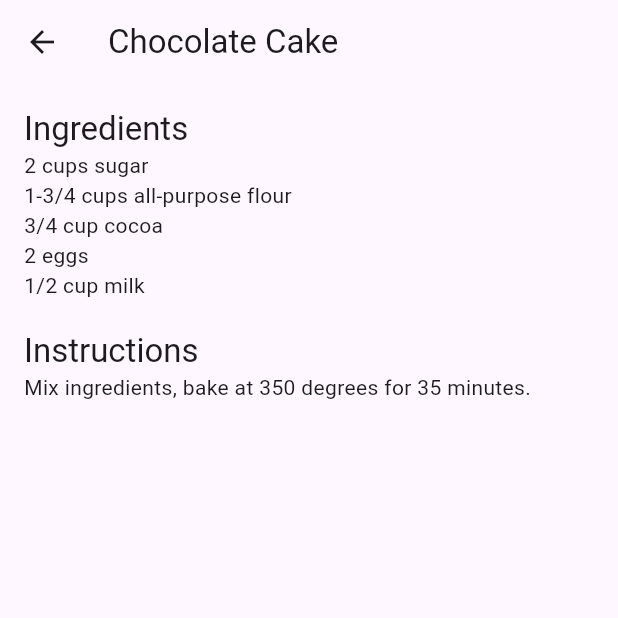
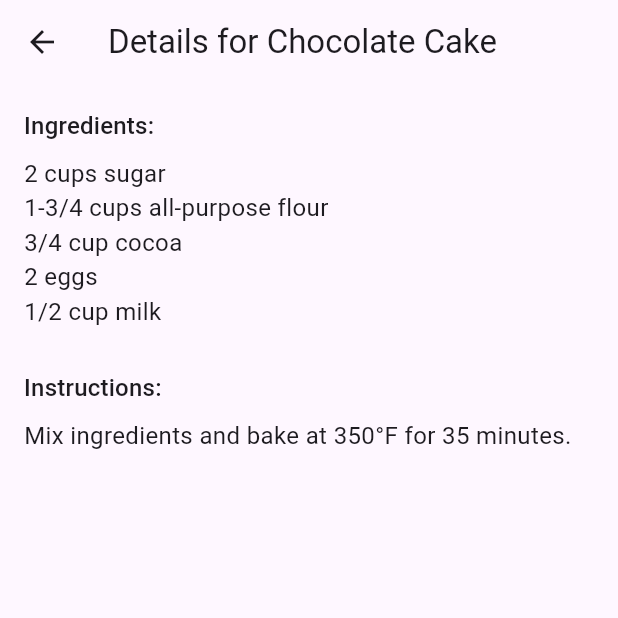
Before and after one commit to aahmad8727/recipe_book, a Flutter app: the screen it shows after launch, after a tap on "Chocolate Cake", on a phone screen of 412 x 824 dp, the top half of it. Run offline on Flutter 3.47's test engine with Material 3 defaults, Android fonts, the phone set to English and light mode, and no system bars.

Commit message:
Added detailed recipe information to DetailsScreen

```diff
--- a/lib/detail_screen.dart
+++ b/lib/detail_screen.dart
@@ -3,33 +3,84 @@ import 'package:flutter/material.dart';
 class DetailsScreen extends StatelessWidget {
   @override
   Widget build(BuildContext context) {
+    // Retrieving the recipe name passed as an argument from the HomeScreen
     final String recipeName = ModalRoute.of(context)!.settings.arguments as String;
-    final Map<String, dynamic> recipeDetails = {
+
+    // Define a map containing details for each recipe
+    final Map<String, Map<String, dynamic>> recipeDetails = {
       'Chocolate Cake': {
-        'Ingredients': ['2 cups sugar', '1-3/4 cups all-purpose flour', '3/4 cup cocoa', '2 eggs', '1/2 cup milk'],
-        'Instructions': 'Mix ingredients, bake at 350 degrees for 35 minutes.'
+        'Ingredients': [
+          '2 cups sugar',
+          '1-3/4 cups all-purpose flour',
+          '3/4 cup cocoa',
+          '2 eggs',
+          '1/2 cup milk'
+        ],
+        'Instructions': 'Mix ingredients and bake at 350°F for 35 minutes.'
       },
-      // Add other recipes similarly...
+      'Spaghetti Bolognese': {
+        'Ingredients': [
+          '400g spaghetti',
+          '500g ground beef',
+          '1 onion',
+          '2 garlic cloves',
+          '1 jar of pasta sauce'
+        ],
+        'Instructions': 'Cook spaghetti, sauté onions and garlic, add beef, mix with sauce, combine with pasta.'
+      },
+      'Vegetable Curry': {
+        'Ingredients': [
+          '1 tbsp oil',
+          '1 onion',
+          '500g mixed vegetables',
+          '2 tbsp curry paste',
+          '400ml coconut milk'
+        ],
+        'Instructions': 'Sauté onions, add vegetables and curry paste, pour coconut milk, simmer for 20 minutes.'
+      },
+      'Chicken Pie': {
+        'Ingredients': [
+          '1 pie crust',
+          '500g chicken breast',
+          '1 cup chicken broth',
+          '1 onion',
+          '250g mixed vegetables'
+        ],
+        'Instructions': 'Cook chicken and onions, add broth and vegetables, fill pie crust, bake for 30 minutes.'
+      }
     };
+
+    // Fetching recipe details based on the selected recipe name
+    var ingredients = recipeDetails[recipeName]?['Ingredients']?.join('\n');
+    var instructions = recipeDetails[recipeName]?['Instructions'];
 
     return Scaffold(
       appBar: AppBar(
-        title: Text(recipeName),
+        title: Text('Details for $recipeName'),
       ),
       body: SingleChildScrollView(
-        child: Padding(
-          padding: EdgeInsets.all(16.0),
-          child: Column(
-            crossAxisAlignment: CrossAxisAlignment.start,
-            children: [
-              Text('Ingredients', style: Theme.of(context).textTheme.headline6),
-              for (var ingredient in recipeDetails[recipeName]['Ingredients'])
-                Text(ingredient),
-              SizedBox(height: 20),
-              Text('Instructions', style: Theme.of(context).textTheme.headline6),
-              Text(recipeDetails[recipeName]['Instructions']),
-            ],
-          ),
+        padding: const EdgeInsets.all(16.0),
+        child: Column(
+          crossAxisAlignment: CrossAxisAlignment.start,
+          children: [
+            Text(
+              'Ingredients:',
+              style: Theme.of(context).textTheme.titleMedium, // Ensure this matches your theme configuration
+            ),
+            Padding(
+              padding: const EdgeInsets.symmetric(vertical: 8.0),
+              child: Text(ingredients ?? 'No ingredients found', style: Theme.of(context).textTheme.bodyMedium),
+            ),
+            SizedBox(height: 20),
+            Text(
+              'Instructions:',
+              style: Theme.of(context).textTheme.titleMedium,
+            ),
+            Padding(
+              padding: const EdgeInsets.symmetric(vertical: 8.0),
+              child: Text(instructions ?? 'No instructions found', style: Theme.of(context).textTheme.bodyMedium),
+            ),
+          ],
         ),
       ),
     );
--- a/lib/home_screen.dart
+++ b/lib/home_screen.dart
@@ -1,5 +1,4 @@
 import 'package:flutter/material.dart';
-import 'detail_screen.dart';  // Ensure this file is correctly named and exists
 
 class HomeScreen extends StatefulWidget {
   @override
@@ -7,6 +6,7 @@ class HomeScreen extends StatefulWidget {
 }
 
 class _HomeScreenState extends State<HomeScreen> {
+  // List of recipes for display
   final List<String> recipes = [
     'Chocolate Cake',
     'Spaghetti Bolognese',
@@ -18,19 +18,19 @@ class _HomeScreenState extends State<HomeScreen> {
   Widget build(BuildContext context) {
     return Scaffold(
       appBar: AppBar(
-        title: Text('Recipe Book'),
+        title: Text('Recipe Book'), // Title of the app
       ),
       body: ListView.builder(
         itemCount: recipes.length,
         itemBuilder: (context, index) {
           return ListTile(
-            title: Text(recipes[index]),
+            title: Text(recipes[index]), // Displaying the recipe name
             onTap: () {
-              // Use named routes for navigation
+              // Navigate to DetailsScreen when a recipe is tapped
               Navigator.pushNamed(
                 context,
                 '/details',
-                arguments: recipes[index],  // Pass the selected recipe name as an argument
+                arguments: recipes[index],
               );
             },
           );
--- a/lib/main.dart
+++ b/lib/main.dart
@@ -13,11 +13,15 @@ class MyApp extends StatelessWidget {
       title: 'Recipe Book',
       theme: ThemeData(
         primarySwatch: Colors.blue,
+        textTheme: TextTheme(
+          headlineMedium: TextStyle(fontSize: 20.0, fontWeight: FontWeight.bold),
+          bodyMedium: TextStyle(fontSize: 16.0),
+        ),
       ),
       initialRoute: '/',
       routes: {
         '/': (context) => HomeScreen(),
-        '/details': (context) => DetailsScreen(), // Ensure this matches the class name in detail_screen.dart
+        '/details': (context) => DetailsScreen(),
       },
     );
   }
```
